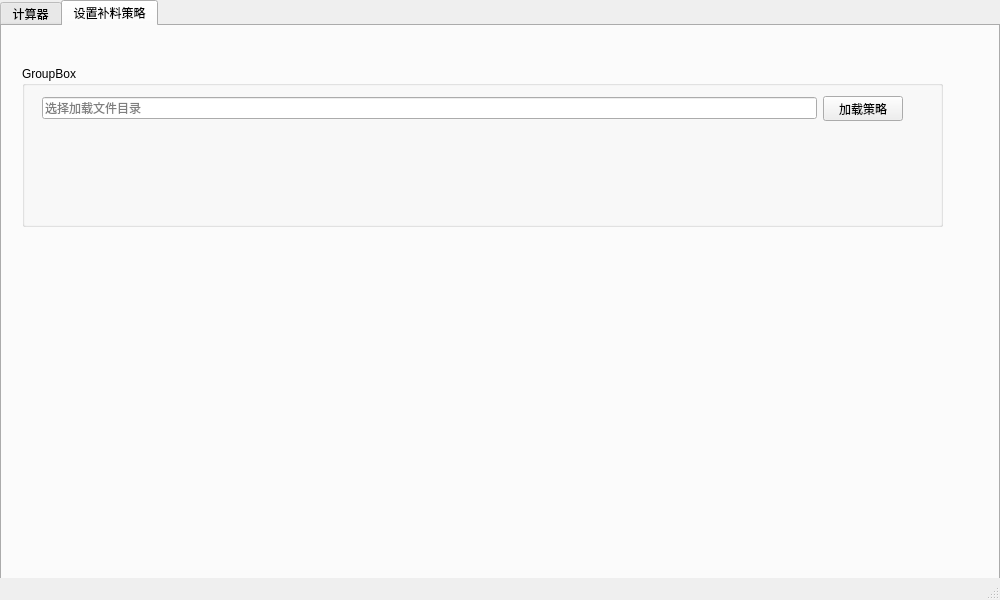
The window that 20_DataTools/100_feed_calculator/mainwindow.ui (Liphael/bioprocess_pack) describes before a commit, drawn with Qt 5.
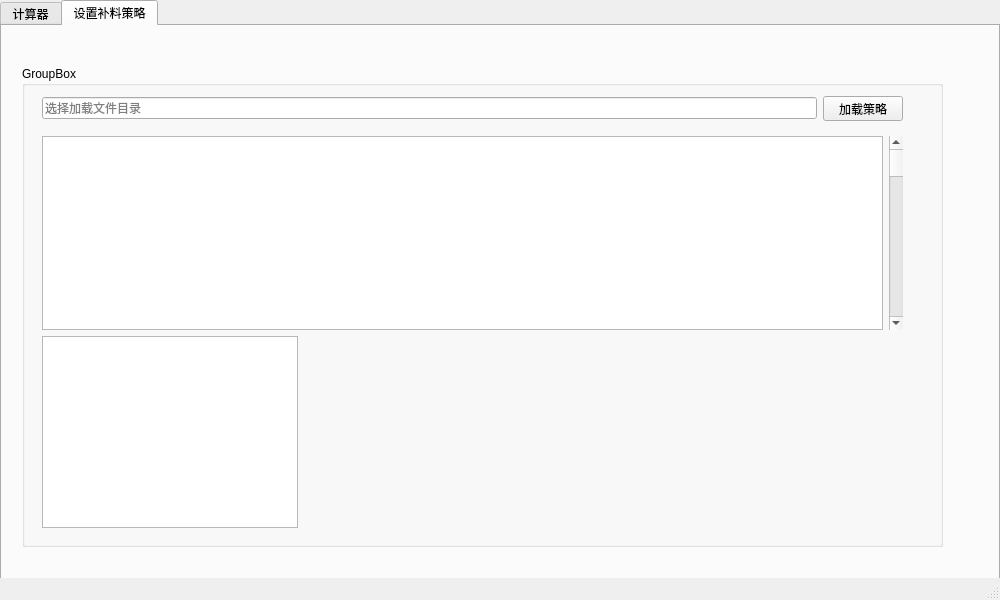
The same window after the commit.

Commit message: regular_updt

What changed in the file:
```diff
--- a/20_DataTools/100_feed_calculator/mainwindow.ui
+++ b/20_DataTools/100_feed_calculator/mainwindow.ui
@@ -448,13 +448,13 @@
         <x>20</x>
         <y>40</y>
         <width>921</width>
-        <height>161</height>
+        <height>481</height>
        </rect>
       </property>
       <property name="title">
        <string>GroupBox</string>
       </property>
-      <widget class="QWidget" name="">
+      <widget class="QWidget" name="layoutWidget">
        <property name="geometry">
         <rect>
          <x>20</x>
@@ -489,6 +489,38 @@
         </item>
        </layout>
       </widget>
+      <widget class="QTableView" name="tableview_stra">
+       <property name="geometry">
+        <rect>
+         <x>20</x>
+         <y>270</y>
+         <width>256</width>
+         <height>192</height>
+        </rect>
+       </property>
+      </widget>
+      <widget class="QWidget" name="">
+       <property name="geometry">
+        <rect>
+         <x>20</x>
+         <y>70</y>
+         <width>861</width>
+         <height>194</height>
+        </rect>
+       </property>
+       <layout class="QHBoxLayout" name="horizontalLayout_2">
+        <item>
+         <widget class="QTextBrowser" name="textbrowser_stra"/>
+        </item>
+        <item>
+         <widget class="QScrollBar" name="verticalScrollBar">
+          <property name="orientation">
+           <enum>Qt::Orientation::Vertical</enum>
+          </property>
+         </widget>
+        </item>
+       </layout>
+      </widget>
      </widget>
     </widget>
    </widget>
```
The commit also changes 2 other files.
